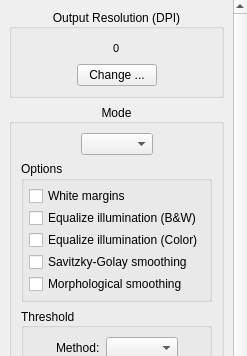
Before: the Qt Designer form filters/output/ui/OutputOptionsWidget.ui in 4lex4/scantailor-advanced, drawn with Qt 5; both pictures show x 0 to 247 and y 0 to 356 of the 247 by 627 pixel window.
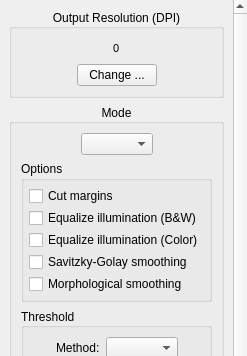
After: the same form once the commit is applied. Icons and pictures are not drawn.

Commit message: ~ white margins renamed to cut margins.

```diff
--- a/filters/output/ui/OutputOptionsWidget.ui
+++ b/filters/output/ui/OutputOptionsWidget.ui
@@ -302,7 +302,7 @@
                <item row="0" column="0">
                 <widget class="QCheckBox" name="whiteMarginsCB">
                  <property name="text">
-                  <string>White margins</string>
+                  <string>Cut margins</string>
                  </property>
                 </widget>
                </item>
```
Left out of the diff: 2 changed lines with no effect on the pictures. The commit also changes 12 other files.
